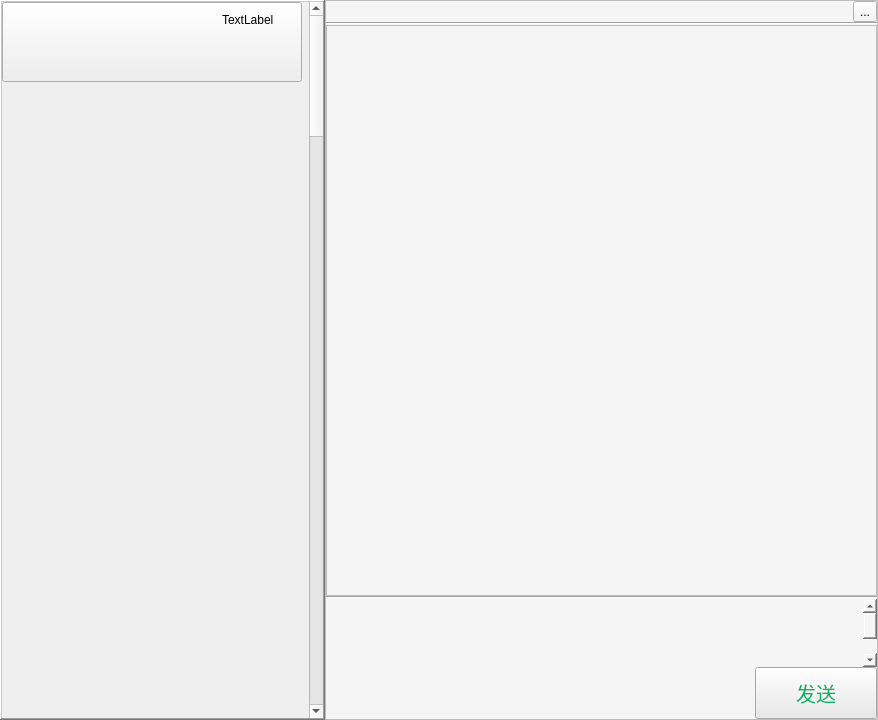
Before: the Qt Designer form app/Ui/chat/chatUi.ui in LC044/WeChatMsg, drawn with Qt 5.
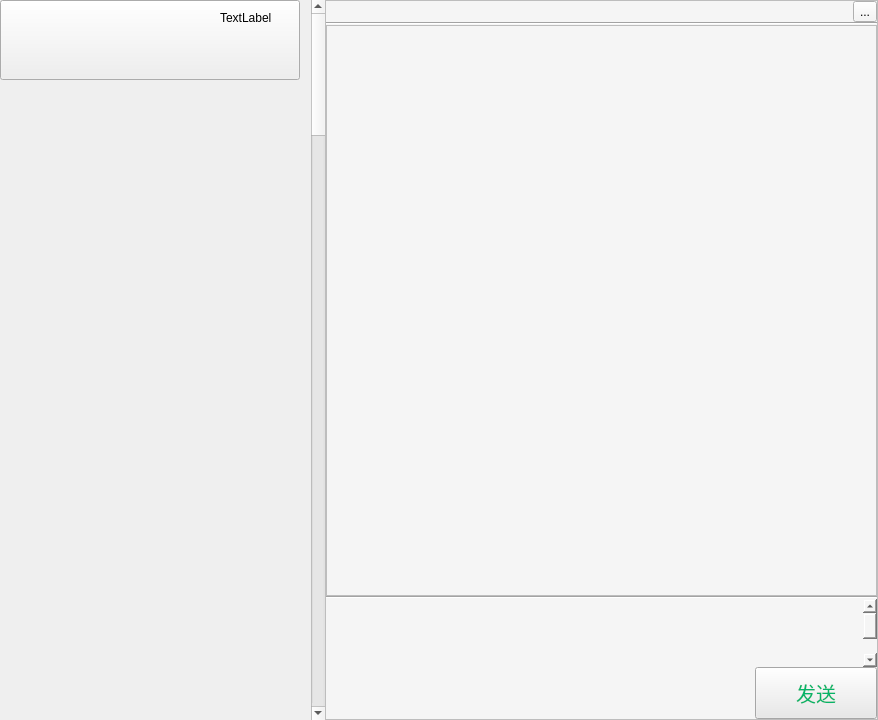
After: the same form once the commit is applied.

```diff
--- a/app/Ui/chat/chatUi.ui
+++ b/app/Ui/chat/chatUi.ui
@@ -44,7 +44,7 @@
                         <bool>false</bool>
                     </property>
                     <property name="frameShape">
-                        <enum>QFrame::WinPanel</enum>
+                        <enum>QFrame::NoFrame</enum>
                     </property>
                     <property name="frameShadow">
                         <enum>QFrame::Raised</enum>
```
Left out of the diff: 2 changed lines with no effect on the pictures.
